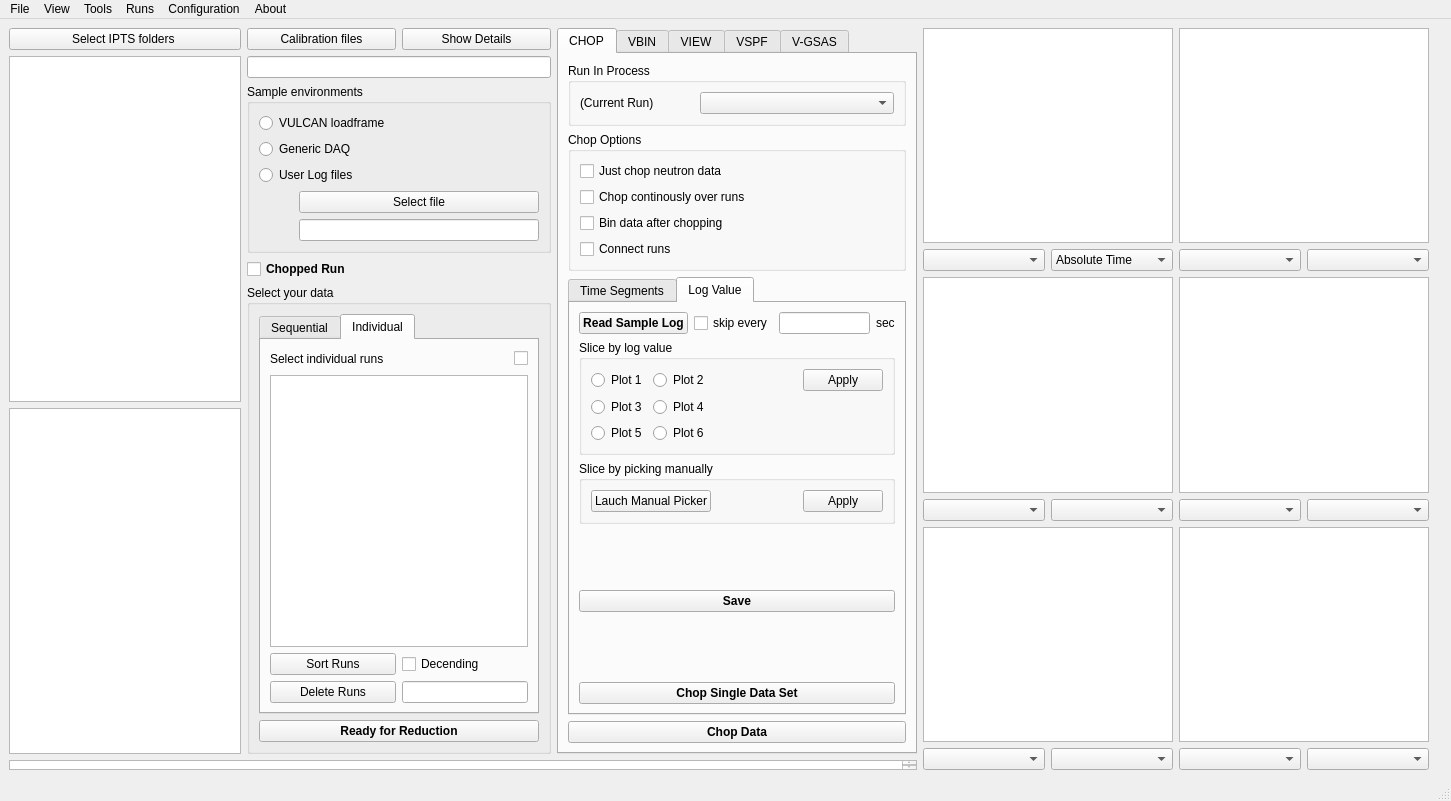
Qt form src/interface/gui/VdriveMain.ui (neutrons/PyVDrive) before a commit.
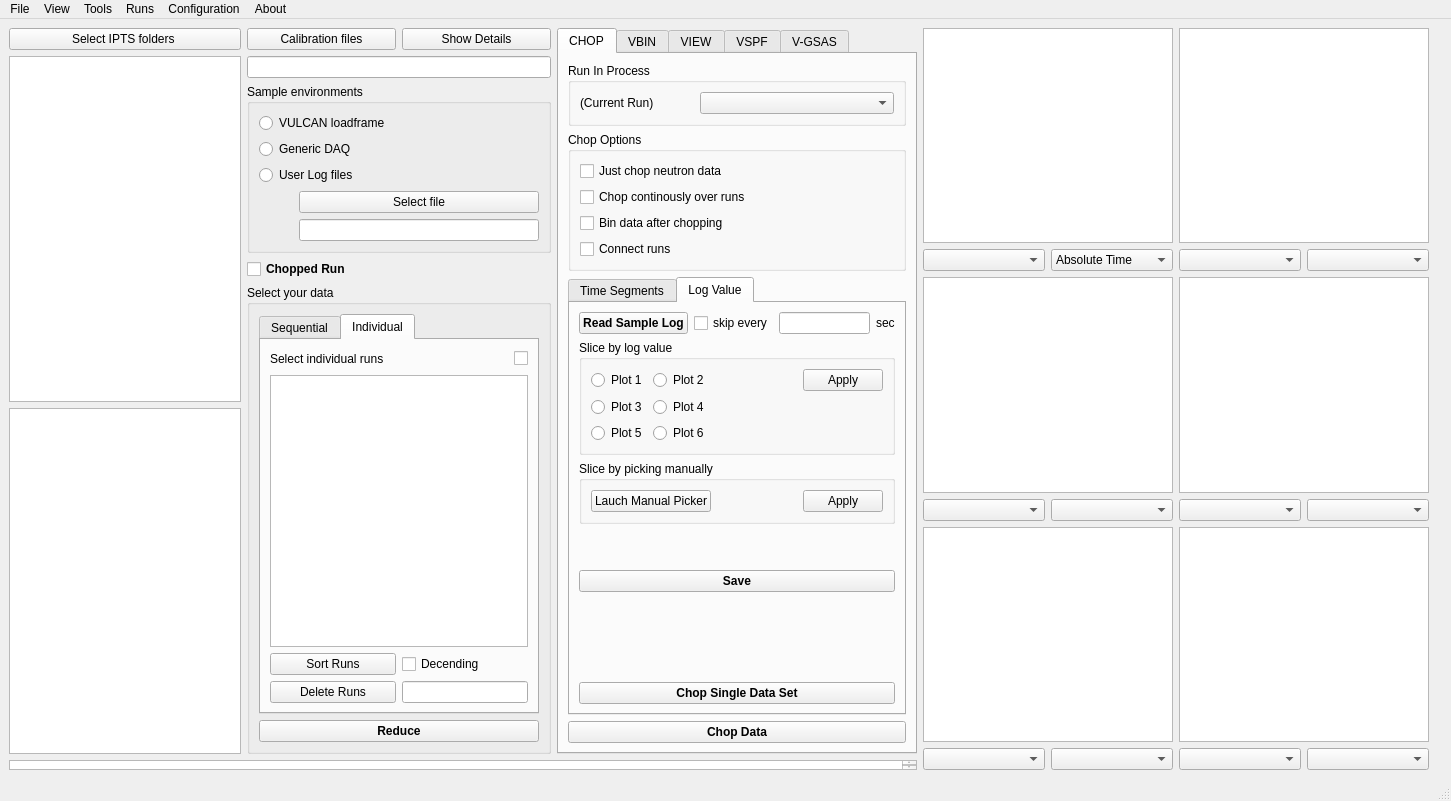
The same form after that commit. Custom widgets are drawn as their Qt base class.

Commit message: Refs #40. Fixing issues during generate slicer.

The edit to the form file:
```diff
--- a/src/interface/gui/VdriveMain.ui
+++ b/src/interface/gui/VdriveMain.ui
@@ -432,7 +432,7 @@
                 </font>
                </property>
                <property name="text">
-                <string>Ready for Reduction</string>
+                <string>Reduce</string>
                </property>
               </widget>
              </item>
@@ -771,16 +771,6 @@
                         </property>
                        </spacer>
                       </item>
-                      <item row="5" column="0">
-                       <widget class="QLabel" name="label_activeSlicer">
-                        <property name="text">
-                         <string/>
-                        </property>
-                        <property name="alignment">
-                         <set>Qt::AlignJustify|Qt::AlignVCenter</set>
-                        </property>
-                       </widget>
-                      </item>
                       <item row="0" column="0">
                        <layout class="QHBoxLayout" name="horizontalLayout_25">
                         <item>
@@ -922,7 +912,7 @@
                         </layout>
                        </widget>
                       </item>
-                      <item row="6" column="0">
+                      <item row="5" column="0">
                        <widget class="QPushButton" name="pushButton_saveSlicer">
                         <property name="font">
                          <font>
@@ -992,7 +982,20 @@
                         </layout>
                        </widget>
                       </item>
-                      <item row="9" column="0">
+                      <item row="7" column="0">
+                       <spacer name="verticalSpacer_7">
+                        <property name="orientation">
+                         <enum>Qt::Vertical</enum>
+                        </property>
+                        <property name="sizeHint" stdset="0">
+                         <size>
+                          <width>20</width>
+                          <height>40</height>
+                         </size>
+                        </property>
+                       </spacer>
+                      </item>
+                      <item row="8" column="0">
                        <widget class="QPushButton" name="pushButton_chopDataSingleSet">
                         <property name="font">
                          <font>
@@ -1008,19 +1011,6 @@
                         </property>
                        </widget>
                       </item>
-                      <item row="8" column="0">
-                       <spacer name="verticalSpacer_7">
-                        <property name="orientation">
-                         <enum>Qt::Vertical</enum>
-                        </property>
-                        <property name="sizeHint" stdset="0">
-                         <size>
-                          <width>20</width>
-                          <height>40</height>
-                         </size>
-                        </property>
-                       </spacer>
-                      </item>
                      </layout>
                     </item>
                    </layout>
```
Left out of the diff: 8 changed lines with no effect on the pictures. Lines whose indentation alone changed are shown as unchanged. The commit also changes 6 other files.
